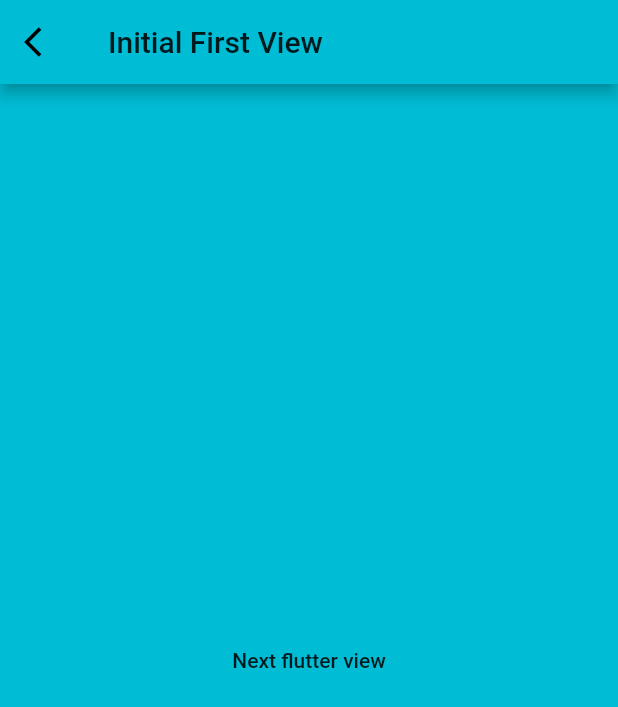
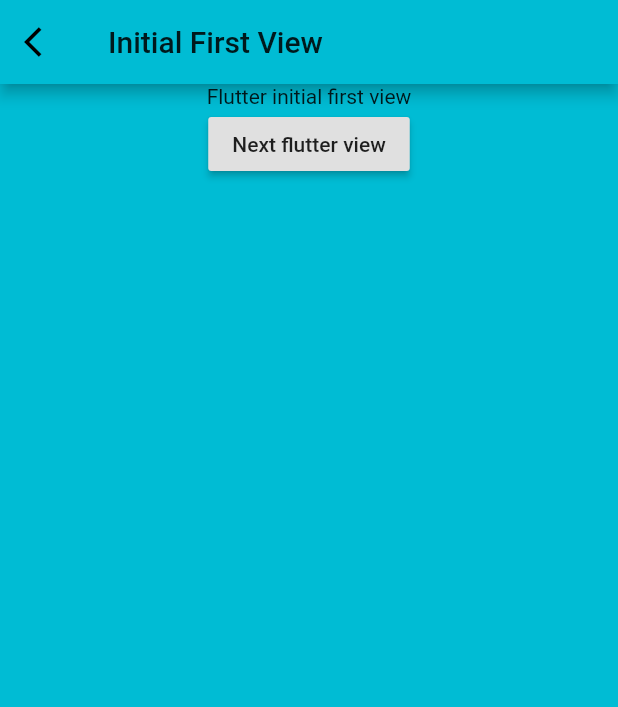
Before and after one commit to BMilliet/iOS_Flutter_integration, a Flutter app: the InitialFirstView screen opened directly, on a phone screen of 412 x 824 dp. Shown: the top 707 px of the screen. Run offline on Flutter 3.47's test engine with Material 2 defaults, Android fonts, the phone set to English and light mode, and no system bars.

Commit message:
layout adjusts

```diff
--- a/flutter_app/lib/views/initial_views/initial_first_view.dart
+++ b/flutter_app/lib/views/initial_views/initial_first_view.dart
@@ -32,12 +32,18 @@ class _InitialFirstViewState extends State<InitialFirstView> {
     return Container(
         color: Colors.cyan,
         child: Center(
-          child: FlatButton(
-            child: Text("Next flutter view"),
-            onPressed: () {
-              Navigator.pushNamed(context, NamedRoutes.viewOne);
-            },
-          ),
-        ));
+            child: Column(
+          children: <Widget>[
+            Container(
+              child: Text("Flutter initial first view"),
+            ),
+            RaisedButton(
+              child: Text("Next flutter view"),
+              onPressed: () {
+                Navigator.pushNamed(context, NamedRoutes.viewOne);
+              },
+            )
+          ],
+        )));
   }
 }
```
Also changed, not shown: 1 other file.
